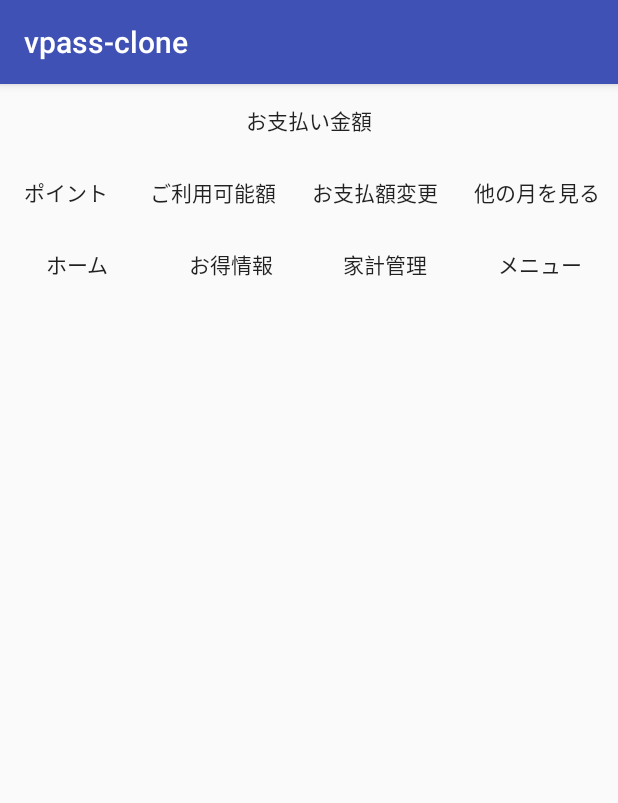
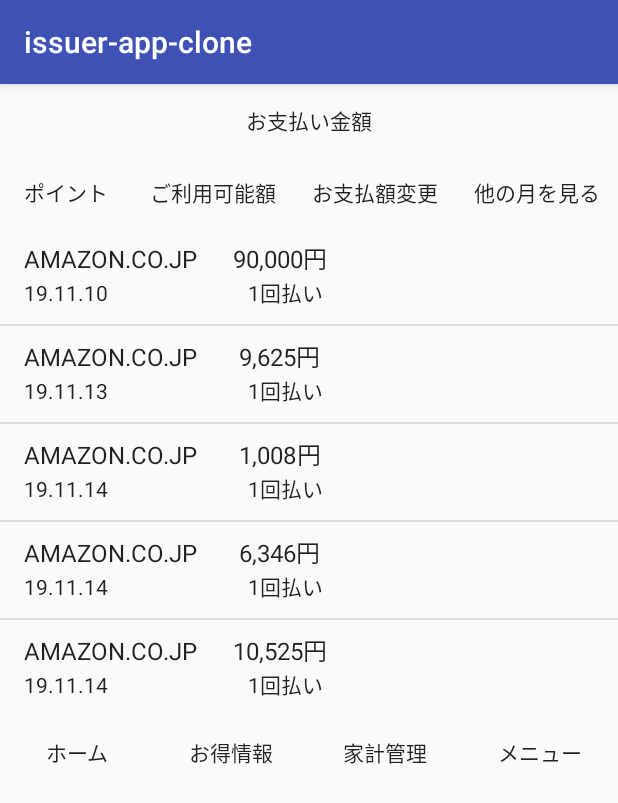
Before and after one commit to choi-olv/IssuerAppClone, an Android app: the screen it shows after launch (MainActivity), on a phone screen of 412 x 824 dp. Shown: the top 803 px of the screen. Run offline under Robolectric (Android 15) with nearby library versions, the phone set to English and light mode, and no system bars.

Commit message:
メイン画面　リストビューに項目追加

```diff
--- a/app/src/main/AndroidManifest.xml
+++ b/app/src/main/AndroidManifest.xml
@@ -1,6 +1,6 @@
 <?xml version="1.0" encoding="utf-8"?>
 <manifest xmlns:android="http://schemas.android.com/apk/res/android"
-    package="jp.co.olivier.choi.vpass_clone">
+    package="jp.co.olv.choi.issuer_app_clone">
 
     <application
         android:allowBackup="true"
@@ -12,6 +12,7 @@
         <activity android:name=".MainActivity">
             <intent-filter>
                 <action android:name="android.intent.action.MAIN" />
+
                 <category android:name="android.intent.category.LAUNCHER" />
             </intent-filter>
         </activity>
--- a/app/src/main/java/jp/co/olivier/choi/vpass_clone/MainActivity.java
+++ /dev/null
@@ -1,13 +0,0 @@
-package jp.co.olivier.choi.vpass_clone;
-
-import android.os.Bundle;
-import android.support.v7.app.AppCompatActivity;
-
-public class MainActivity extends AppCompatActivity {
-
-    @Override
-    protected void onCreate(Bundle savedInstanceState) {
-        super.onCreate(savedInstanceState);
-        setContentView(R.layout.activity_main);
-    }
-}
--- /dev/null
+++ b/app/src/main/java/jp/co/olv/choi/issuer_app_clone/MainActivity.java
@@ -0,0 +1,49 @@
+package jp.co.olv.choi.issuer_app_clone;
+
+import android.support.v7.app.AppCompatActivity;
+import android.os.Bundle;
+import android.widget.ArrayAdapter;
+import android.widget.ListView;
+import android.widget.SimpleAdapter;
+
+import java.util.ArrayList;
+import java.util.HashMap;
+import java.util.Map;
+
+public class MainActivity extends AppCompatActivity {
+
+    @Override
+    protected void onCreate(Bundle savedInstanceState) {
+        super.onCreate(savedInstanceState);
+        setContentView(jp.co.olv.choi.issuer_app_clone.R.layout.activity_main);
+
+        String[] shopNameAndAmount = {
+                "AMAZON.CO.JP      90,000円",
+                "AMAZON.CO.JP       9,625円",
+                "AMAZON.CO.JP       1,008円",
+                "AMAZON.CO.JP       6,346円",
+                "AMAZON.CO.JP      10,525円"};
+        String[] payDateAndPayCount = {
+                "19.11.10                            1回払い",
+                "19.11.13                            1回払い",
+                "19.11.14                            1回払い",
+                "19.11.14                            1回払い",
+                "19.11.14                            1回払い"};
+
+        ArrayList detailList = new ArrayList<Map<String, String>>();
+        for (int i = 0; i < shopNameAndAmount.length; i++) {
+            Map<String, String> item = new HashMap<String, String>();
+            item.put("FirstLine", shopNameAndAmount[i]);
+            item.put("SecondLine", payDateAndPayCount[i]);
+            detailList.add(item);
+        }
+
+        SimpleAdapter detailAdapter = new SimpleAdapter(this, detailList,
+                android.R.layout.simple_list_item_2,
+                new String[] { "FirstLine", "SecondLine" },
+                new int[] { android.R.id.text1, android.R.id.text2});
+
+        ListView listView = (ListView)findViewById(R.id.detail_list);
+        listView.setAdapter(detailAdapter);
+    }
+}
--- a/app/src/main/res/layout/activity_main.xml
+++ b/app/src/main/res/layout/activity_main.xml
@@ -100,7 +100,7 @@
                 android:layout_width="wrap_content"
                 android:layout_height="match_parent"
                 android:layout_weight="1"
-                android:text="@string/bottom_menu_household " />
+                android:text="@string/bottom_menu_household" />
 
             <Button
                 android:id="@+id/bottom_menu_button4"
--- a/app/src/main/res/values/dimens.xml
+++ /dev/null
@@ -1,5 +0,0 @@
-<resources>
-    <!-- Default screen margins, per the Android Design guidelines. -->
-    <dimen name="activity_horizontal_margin">16dp</dimen>
-    <dimen name="activity_vertical_margin">16dp</dimen>
-</resources>
--- a/app/src/main/res/values/strings.xml
+++ b/app/src/main/res/values/strings.xml
@@ -1,9 +1,5 @@
 <resources>
-    <string name="app_name">vpass-clone</string>
-    <string name="title_activity_main">MainActivity</string>
-    <string name="title_home">Home</string>
-    <string name="title_dashboard">Dashboard</string>
-    <string name="title_notifications">Notifications</string>
+    <string name="app_name">issuer-app-clone</string>
 
     <string name="top_lable_pay_amount">お支払い金額</string>
 
--- a/app/src/main/res/values/styles.xml
+++ b/app/src/main/res/values/styles.xml
@@ -1,10 +1,11 @@
 <resources>
 
     <!-- Base application theme. -->
-    <style name="AppTheme" parent="Base.Theme.AppCompat.Light.DarkActionBar">
+    <style name="AppTheme" parent="Theme.AppCompat.Light.DarkActionBar">
         <!-- Customize your theme here. -->
         <item name="colorPrimary">@color/colorPrimary</item>
         <item name="colorPrimaryDark">@color/colorPrimaryDark</item>
         <item name="colorAccent">@color/colorAccent</item>
     </style>
+
 </resources>
```
Also changed, not shown: app/build.gradle (+1 -6 lines), app/src/main/res/drawable/ic_dashboard_black_24dp.xml (deleted, +0 -9 lines), app/src/main/res/drawable/ic_home_black_24dp.xml (deleted, +0 -9 lines), app/src/main/res/drawable/ic_notifications_black_24dp.xml (deleted, +0 -9 lines), app/src/main/res/menu/navigation.xml (deleted, +0 -19 lines), gradle/wrapper/gradle-wrapper.properties, 4 other files.
